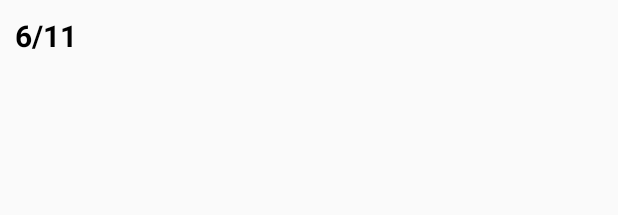
After one commit to NguyenHuuKien1105/Prm_project, an Android app: the layout sheet_list.xml on its own in the app's theme, with its tools: preview values and no code run, on a phone screen of 412 x 824 dp. The commit adds this screen. Shown: the top 215 px of the screen. Run offline under Robolectric (Android 15) with nearby library versions, the phone set to English and light mode, and no system bars.

Commit message:
Create view sheetList

```diff
--- a/app/src/main/AndroidManifest.xml
+++ b/app/src/main/AndroidManifest.xml
@@ -1,7 +1,9 @@
 <?xml version="1.0" encoding="utf-8"?>
 <manifest xmlns:android="http://schemas.android.com/apk/res/android"
     xmlns:tools="http://schemas.android.com/tools">
+
     <uses-permission android:name="android.permission.INTERNET" />
+
     <application
         android:allowBackup="true"
         android:dataExtractionRules="@xml/data_extraction_rules"
@@ -12,6 +14,9 @@
         android:supportsRtl="true"
         android:theme="@style/Theme.Prm"
         tools:targetApi="31">
+        <activity
+            android:name=".SheetListActivity"
+            android:exported="false" />
         <activity
             android:name=".StudentActivity"
             android:exported="false" />
--- /dev/null
+++ b/app/src/main/res/layout/sheet_list.xml
@@ -0,0 +1,17 @@
+<?xml version="1.0" encoding="utf-8"?>
+<LinearLayout xmlns:android="http://schemas.android.com/apk/res/android"
+    android:layout_width="match_parent"
+    android:layout_height="96dp"
+    android:gravity="center_horizontal"
+    android:orientation="vertical"
+    android:padding="10dp">
+
+    <TextView
+        android:id="@+id/date_list_item"
+        android:layout_width="match_parent"
+        android:layout_height="wrap_content"
+        android:text="6/11"
+        android:textColor="@color/black"
+        android:textSize="20sp"
+        android:textStyle="bold" />
+</LinearLayout>
--- a/app/src/main/res/menu/student_menu.xml
+++ b/app/src/main/res/menu/student_menu.xml
@@ -6,4 +6,7 @@
     <item
         android:id="@+id/show_calendar"
         android:title="CHANGE DATE" />
+    <item
+        android:id="@+id/show_attendance_sheet"
+        android:title="ATTENDANCE SHEET" />
 </menu>
```
Also changed, not shown: app/src/main/java/com/example/prm/DBHelper.java (+56 -12 lines), app/src/main/java/com/example/prm/SheetListActivity.java (added, +52 -0 lines), app/src/main/java/com/example/prm/StudentActivity.java (+12 -3 lines), app/src/main/res/layout/activity_sheet_list.xml (added, +18 -0 lines).
